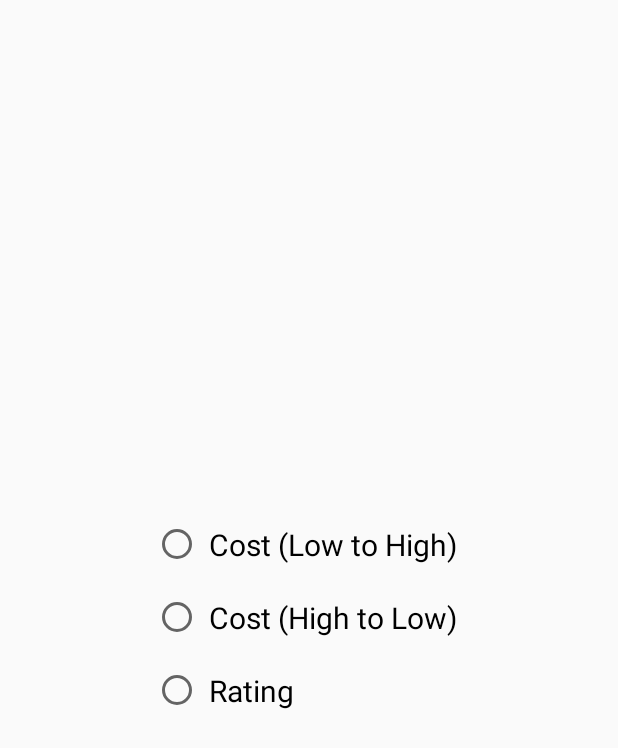
After one commit to AlbinoB/RestaurantApp, an Android app: the layout sort_radio_button.xml on its own in the app's theme, with its tools: preview values and no code run, on a phone screen of 412 x 824 dp. The commit adds this screen. Shown: the top 748 px of the screen. Run offline under Robolectric (Android 15) with nearby library versions, the phone set to English and light mode, and no system bars; network calls fail.

Commit message:
Sort Dialog box fixed

```diff
--- a/app/src/main/res/layout/fragment_dashboard.xml
+++ b/app/src/main/res/layout/fragment_dashboard.xml
@@ -17,10 +17,11 @@
         android:layout_width="match_parent"
         android:layout_height="wrap_content"
         android:hint="Search"
-
         android:background="@color/white"
         android:padding="4dp"
-        android:textSize="18sp"/>
+        android:textSize="18sp"
+        android:windowSoftInputMode="stateHidden"
+        />
 
 
     </RelativeLayout>
--- /dev/null
+++ b/app/src/main/res/layout/sort_radio_button.xml
@@ -0,0 +1,48 @@
+<?xml version="1.0" encoding="utf-8"?>
+<RelativeLayout xmlns:android="http://schemas.android.com/apk/res/android"
+
+    android:layout_width="match_parent"
+    android:layout_height="match_parent">
+
+    <RadioGroup
+        android:layout_marginTop="50dp"
+        android:id="@+id/groupradio"
+        android:layout_centerInParent="true"
+        android:layout_marginLeft="10dp"
+        android:layout_width="wrap_content"
+        android:layout_height="wrap_content"
+        >
+
+        <!-- In RadioGroup create the 1 Radio Button-->
+        <!-- like this we will add some more Radio Button-->
+        <RadioButton
+            android:layout_width="fill_parent"
+            android:layout_height="wrap_content"
+            android:id="@+id/radio_low_to_high"
+            android:text="Cost (Low to High)"
+            android:padding="5dp"
+            android:layout_margin="5dp"
+            android:textSize="20sp"/>
+
+        <RadioButton
+            android:layout_width="fill_parent"
+            android:layout_height="wrap_content"
+            android:id="@+id/radio_high_to_low"
+            android:text="Cost (High to Low)"
+            android:padding="5dp"
+            android:layout_margin="5dp"
+            android:textSize="20sp"/>
+
+        <RadioButton
+            android:layout_width="fill_parent"
+            android:layout_height="wrap_content"
+            android:id="@+id/radio_rating"
+            android:text="Rating"
+            android:padding="5dp"
+            android:layout_margin="5dp"
+            android:textSize="20sp"/>
+
+    </RadioGroup>
+
+
+</RelativeLayout>
```
Also changed, not shown: app/src/main/java/com/albino/restaurantapp/fragment/DashboardFragment.kt (+41 -0 lines), app/src/main/res/menu/menu_dashboard.xml (+3 -13 lines).
